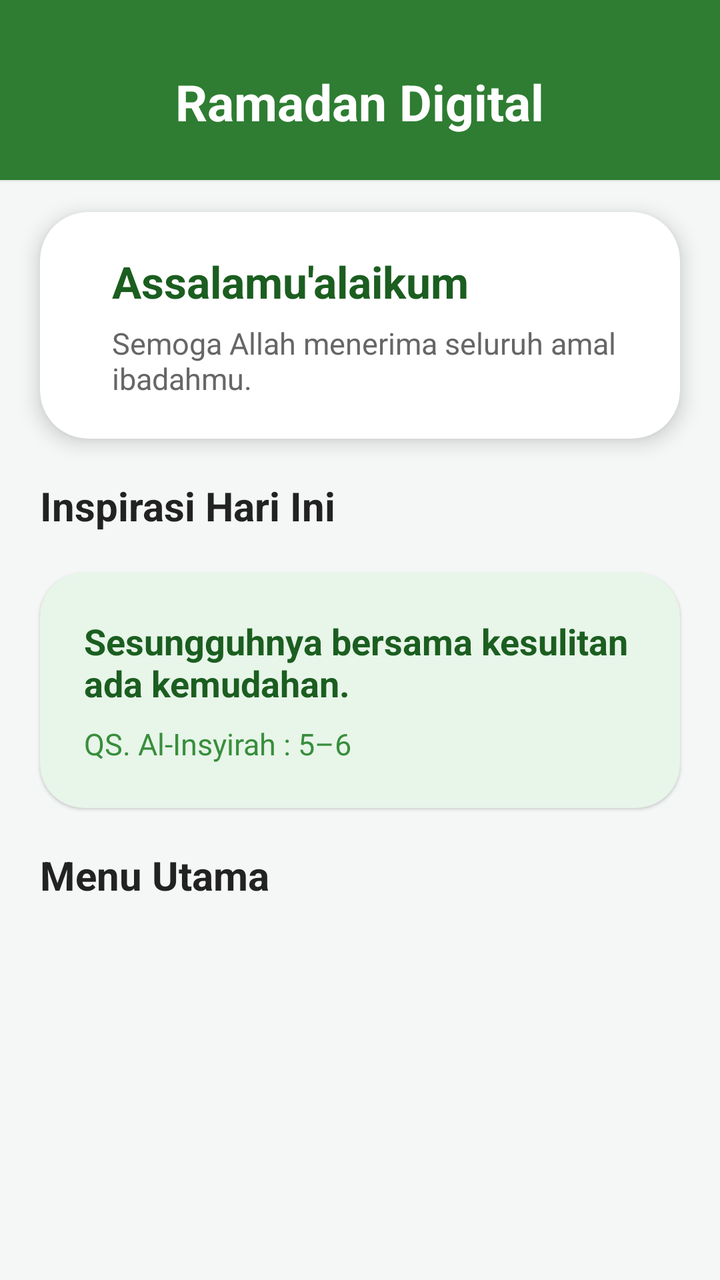
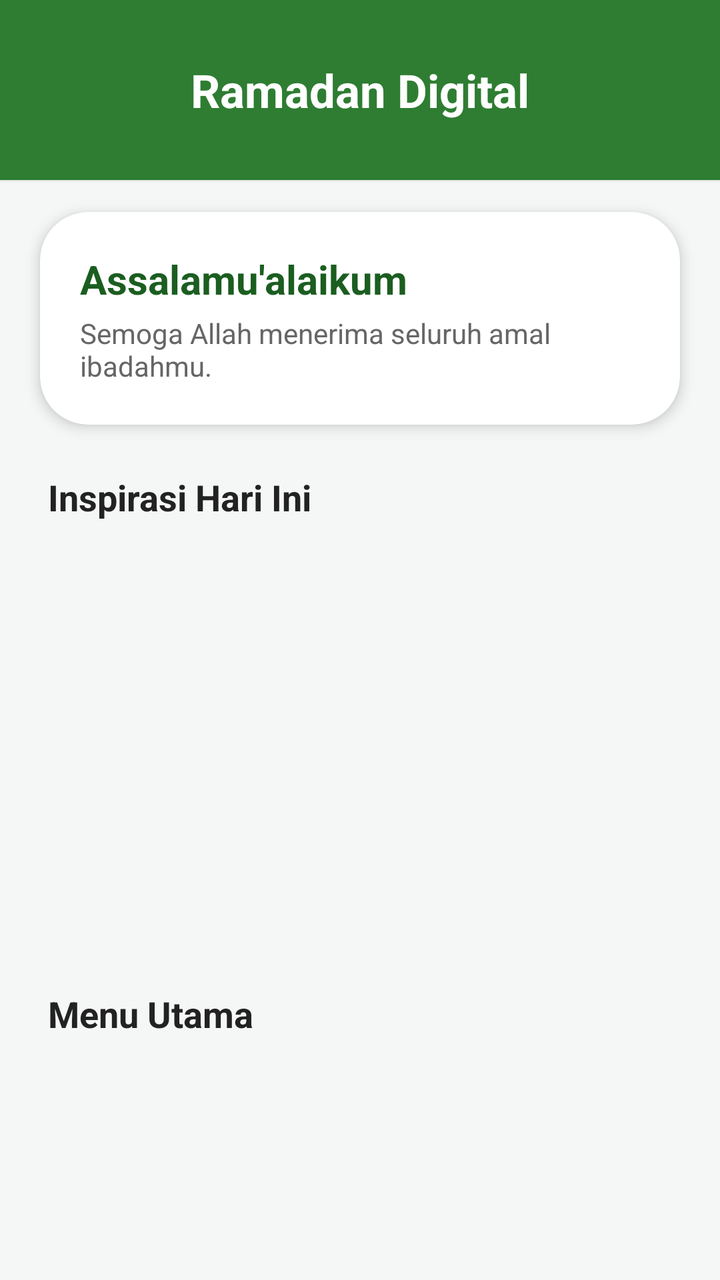

Before-and-after screenshots of an Android layout around one commit, followed by the original layout XML and the change that was made.
<!-- AndroidManifest.xml: application theme Theme.RamadhanDigital -->
<!-- res/layout/fragment_beranda.xml -->
<?xml version="1.0" encoding="utf-8"?>
<androidx.core.widget.NestedScrollView xmlns:android="http://schemas.android.com/apk/res/android"
    xmlns:app="http://schemas.android.com/apk/res-auto"
    android:layout_width="match_parent"
    android:layout_height="match_parent"
    android:fillViewport="true"
    android:background="#F4F7F5">

    <LinearLayout
        android:layout_width="match_parent"
        android:layout_height="wrap_content"
        android:orientation="vertical">

        
        <com.google.android.material.card.MaterialCardView
            android:layout_width="match_parent"
            android:layout_height="90dp"
            android:layout_marginBottom="16dp"
            app:cardBackgroundColor="#2E7D32"
            app:cardCornerRadius="0dp">

            <LinearLayout
                android:layout_width="match_parent"
                android:layout_height="wrap_content"
                android:layout_gravity="center"
                android:gravity="center"
                android:orientation="vertical"
                android:paddingVertical="20dp">

                <TextView
                    android:layout_width="wrap_content"
                    android:layout_height="wrap_content"
                    android:layout_marginTop="12dp"
                    android:text="Ramadan Digital"
                    android:textColor="@android:color/white"
                    android:textSize="25sp"
                    android:textStyle="bold" />

            </LinearLayout>

        </com.google.android.material.card.MaterialCardView>

        
        <com.google.android.material.card.MaterialCardView
            android:layout_width="match_parent"
            android:layout_height="wrap_content"
            android:layout_marginHorizontal="20dp"
            android:layout_marginBottom="20dp"
            app:cardCornerRadius="24dp"
            app:cardElevation="6dp">

            <LinearLayout
                android:layout_width="match_parent"
                android:layout_height="wrap_content"
                android:padding="20dp"
                android:orientation="horizontal">

                <LinearLayout
                    android:layout_width="0dp"
                    android:layout_height="wrap_content"
                    android:layout_weight="1"
                    android:layout_marginStart="16dp"
                    android:orientation="vertical">

                    <TextView
                        android:id="@+id/tvGreeting"
                        android:layout_width="wrap_content"
                        android:layout_height="wrap_content"
                        android:text="Assalamu'alaikum"
                        android:textStyle="bold"
                        android:textSize="22sp"
                        android:textColor="#1B5E20"/>

                    <TextView
                        android:layout_width="wrap_content"
                        android:layout_height="wrap_content"
                        android:layout_marginTop="6dp"
                        android:text="Semoga Allah menerima seluruh amal ibadahmu."
                        android:textSize="15sp"
                        android:textColor="#666666"/>

                </LinearLayout>

            </LinearLayout>

        </com.google.android.material.card.MaterialCardView>

        
        <TextView
            android:layout_width="wrap_content"
            android:layout_height="wrap_content"
            android:layout_marginHorizontal="20dp"
            android:text="Inspirasi Hari Ini"
            android:textStyle="bold"
            android:textSize="20sp"
            android:textColor="#222"/>

        <com.google.android.material.card.MaterialCardView
            android:layout_width="match_parent"
            android:layout_height="wrap_content"
            android:layout_margin="20dp"
            app:cardBackgroundColor="#E8F5E9"
            app:cardCornerRadius="22dp">

            <LinearLayout
                android:layout_width="match_parent"
                android:layout_height="wrap_content"
                android:padding="22dp"
                android:orientation="vertical">

                <TextView
                    android:layout_width="wrap_content"
                    android:layout_height="wrap_content"
                    android:text="Sesungguhnya bersama kesulitan ada kemudahan."
                    android:textStyle="bold"
                    android:textColor="#1B5E20"
                    android:textSize="18sp"/>

                <TextView
                    android:layout_width="wrap_content"
                    android:layout_height="wrap_content"
                    android:layout_marginTop="8dp"
                    android:text="QS. Al-Insyirah : 5–6"
                    android:textColor="#388E3C"
                    android:textSize="15sp"/>

            </LinearLayout>

        </com.google.android.material.card.MaterialCardView>

        
        <TextView
            android:layout_width="wrap_content"
            android:layout_height="wrap_content"
            android:layout_marginHorizontal="20dp"
            android:text="Menu Utama"
            android:textStyle="bold"
            android:textSize="20sp"
            android:textColor="#222"/>

        <androidx.recyclerview.widget.RecyclerView
            android:id="@+id/rvMenu"
            android:layout_width="match_parent"
            android:layout_height="wrap_content"
            android:layout_margin="20dp"
            android:nestedScrollingEnabled="false"/>

    </LinearLayout>

</androidx.core.widget.NestedScrollView>
<!-- resources referenced by this layout -->
<resources>
  <style name="Theme.RamadhanDigital" parent="Theme.MaterialComponents.Light.NoActionBar">
  
          <item name="colorPrimary">@color/green_700</item>
          <item name="colorPrimaryVariant">@color/green_800</item>
          <item name="colorSecondary">@color/green_500</item>
  
          <item name="colorOnPrimary">@color/white</item>
          <item name="colorOnSecondary">@color/white</item>
  
          <item name="android:windowBackground">@android:color/white</item>
  
          <item name="android:statusBarColor">@color/green_700</item>
          <item name="android:navigationBarColor">@android:color/white</item>
  
          <item name="android:windowLightStatusBar">true</item>
  
      </style>
  <color name="green_700">#2E7D32</color>
  <color name="green_800">#1B5E20</color>
  <color name="green_500">#4CAF50</color>
  <color name="white">#FFFFFF</color>
</resources>

<!-- the commit's change to res/layout/fragment_beranda.xml (unified diff, before → after) -->
@@ -1,6 +1,7 @@
 <?xml version="1.0" encoding="utf-8"?>
 <androidx.core.widget.NestedScrollView xmlns:android="http://schemas.android.com/apk/res/android"
     xmlns:app="http://schemas.android.com/apk/res-auto"
+    xmlns:tools="http://schemas.android.com/tools"
     android:layout_width="match_parent"
     android:layout_height="match_parent"
     android:fillViewport="true"
@@ -19,25 +20,21 @@
             app:cardBackgroundColor="#2E7D32"
             app:cardCornerRadius="0dp">
 
-            <LinearLayout
+            <RelativeLayout
                 android:layout_width="match_parent"
-                android:layout_height="wrap_content"
-                android:layout_gravity="center"
-                android:gravity="center"
-                android:orientation="vertical"
-                android:paddingVertical="20dp">
+                android:layout_height="match_parent"
+                android:paddingHorizontal="20dp">
 
                 <TextView
                     android:layout_width="wrap_content"
                     android:layout_height="wrap_content"
-                    android:layout_marginTop="12dp"
+                    android:layout_centerInParent="true"
                     android:text="Ramadan Digital"
                     android:textColor="@android:color/white"
-                    android:textSize="25sp"
+                    android:textSize="23sp"
                     android:textStyle="bold" />
 
-            </LinearLayout>
-
+            </RelativeLayout>
         </com.google.android.material.card.MaterialCardView>
 
         
@@ -45,104 +42,86 @@
             android:layout_width="match_parent"
             android:layout_height="wrap_content"
             android:layout_marginHorizontal="20dp"
-            android:layout_marginBottom="20dp"
+            android:layout_marginBottom="24dp"
             app:cardCornerRadius="24dp"
-            app:cardElevation="6dp">
+            app:cardElevation="4dp">
 
             <LinearLayout
                 android:layout_width="match_parent"
                 android:layout_height="wrap_content"
                 android:padding="20dp"
-                android:orientation="horizontal">
+                android:orientation="vertical">
 
-                <LinearLayout
-                    android:layout_width="0dp"
+                <TextView
+                    android:id="@+id/tvGreeting"
+                    android:layout_width="wrap_content"
                     android:layout_height="wrap_content"
-                    android:layout_weight="1"
-                    android:layout_marginStart="16dp"
-                    android:orientation="vertical">
+                    android:text="Assalamu'alaikum"
+                    android:textStyle="bold"
+                    android:textSize="20sp"
+                    android:textColor="#1B5E20"/>
 
-                    <TextView
-                        android:id="@+id/tvGreeting"
-                        android:layout_width="wrap_content"
-                        android:layout_height="wrap_content"
-                        android:text="Assalamu'alaikum"
-                        android:textStyle="bold"
-                        android:textSize="22sp"
-                        android:textColor="#1B5E20"/>
-
-                    <TextView
-                        android:layout_width="wrap_content"
-                        android:layout_height="wrap_content"
-                        android:layout_marginTop="6dp"
-                        android:text="Semoga Allah menerima seluruh amal ibadahmu."
-                        android:textSize="15sp"
-                        android:textColor="#666666"/>
-
-                </LinearLayout>
+                <TextView
+                    android:layout_width="wrap_content"
+                    android:layout_height="wrap_content"
+                    android:layout_marginTop="4dp"
+                    android:text="Semoga Allah menerima seluruh amal ibadahmu."
+                    android:textSize="14sp"
+                    android:textColor="#666666"/>
 
             </LinearLayout>
-
         </com.google.android.material.card.MaterialCardView>
 
         
         <TextView
             android:layout_width="wrap_content"
             android:layout_height="wrap_content"
-            android:layout_marginHorizontal="20dp"
+            android:layout_marginHorizontal="24dp"
             android:text="Inspirasi Hari Ini"
             android:textStyle="bold"
-            android:textSize="20sp"
+            android:textSize="18sp"
             android:textColor="#222"/>
 
-        <com.google.android.material.card.MaterialCardView
+        <androidx.viewpager2.widget.ViewPager2
+            android:id="@+id/vpInspiration"
             android:layout_width="match_parent"
-            android:layout_height="wrap_content"
-            android:layout_margin="20dp"
-            app:cardBackgroundColor="#E8F5E9"
-            app:cardCornerRadius="22dp">
+            android:layout_height="180dp" 
+            android:layout_marginTop="12dp"
+            android:clipChildren="false"
+            android:clipToPadding="false"
+            android:paddingHorizontal="24dp" />
 
-            <LinearLayout
-                android:layout_width="match_parent"
-                android:layout_height="wrap_content"
-                android:padding="22dp"
-                android:orientation="vertical">
-
-                <TextView
-                    android:layout_width="wrap_content"
-                    android:layout_height="wrap_content"
-                    android:text="Sesungguhnya bersama kesulitan ada kemudahan."
-                    android:textStyle="bold"
-                    android:textColor="#1B5E20"
-                    android:textSize="18sp"/>
-
-                <TextView
-                    android:layout_width="wrap_content"
-                    android:layout_height="wrap_content"
-                    android:layout_marginTop="8dp"
-                    android:text="QS. Al-Insyirah : 5–6"
-                    android:textColor="#388E3C"
-                    android:textSize="15sp"/>
-
-            </LinearLayout>
-
-        </com.google.android.material.card.MaterialCardView>
+        
+        <com.google.android.material.tabs.TabLayout
+            android:id="@+id/tlIndicator"
+            android:layout_width="wrap_content"
+            android:layout_height="10dp"
+            android:layout_gravity="center"
+            android:layout_marginTop="8dp"
+            android:layout_marginBottom="24dp"
+            android:background="@android:color/transparent"
+            app:tabBackground="@drawable/bg_dot_selector"
+            app:tabIndicatorHeight="0dp"
+            app:tabMaxWidth="12dp"
+            app:tabRippleColor="@null"/>
 
         
         <TextView
             android:layout_width="wrap_content"
             android:layout_height="wrap_content"
-            android:layout_marginHorizontal="20dp"
+            android:layout_marginHorizontal="24dp"
             android:text="Menu Utama"
             android:textStyle="bold"
-            android:textSize="20sp"
+            android:textSize="18sp"
             android:textColor="#222"/>
 
         <androidx.recyclerview.widget.RecyclerView
             android:id="@+id/rvMenu"
             android:layout_width="match_parent"
             android:layout_height="wrap_content"
-            android:layout_margin="20dp"
+            android:layout_marginHorizontal="16dp"
+            android:layout_marginTop="12dp"
+            android:layout_marginBottom="32dp"
             android:nestedScrollingEnabled="false"/>
 
     </LinearLayout>
<!-- resource entries referenced after the edit -->
@@ -1,25 +1,59 @@
 <!-- resources referenced by this layout -->
 <resources>
+  <!-- drawable bg_dot_selector (drawable) -->
+  <?xml version="1.0" encoding="utf-8"?>
+  <selector xmlns:android="http://schemas.android.com/apk/res/android">
+      <item android:state_selected="true">
+          <shape android:shape="oval">
+              <solid android:color="#2E7D32" />
+              <size android:width="10dp" android:height="10dp" />
+          </shape>
+      </item>
+      <item>
+          <shape android:shape="oval">
+              <solid android:color="#CCCCCC" />
+              <size android:width="8dp" android:height="8dp" />
+          </shape>
+      </item>
+  </selector>
   <style name="Theme.RamadhanDigital" parent="Theme.MaterialComponents.Light.NoActionBar">
   
-          <item name="colorPrimary">@color/green_700</item>
-          <item name="colorPrimaryVariant">@color/green_800</item>
-          <item name="colorSecondary">@color/green_500</item>
+          <item name="colorPrimary">#2E7D32</item>
+          <item name="colorPrimaryVariant">#1B5E20</item>
+          <item name="colorSecondary">#4CAF50</item>
   
           <item name="colorOnPrimary">@color/white</item>
           <item name="colorOnSecondary">@color/white</item>
   
           <item name="android:windowBackground">@android:color/white</item>
   
-          <item name="android:statusBarColor">@color/green_700</item>
+          <item name="android:statusBarColor">#2E7D32</item>
           <item name="android:navigationBarColor">@android:color/white</item>
   
           <item name="android:windowLightStatusBar">true</item>
   
+          
+          <item name="bottomNavigationStyle">@style/App.BottomNavigationView</item>
       </style>
-  <color name="green_700">#2E7D32</color>
-  <color name="green_800">#1B5E20</color>
-  <color name="green_500">#4CAF50</color>
   <color name="white">#FFFFFF</color>
+  <style name="App.BottomNavigationView" parent="Widget.MaterialComponents.BottomNavigationView">
+          <item name="itemActiveIndicatorStyle">@style/App.Custom.Indicator</item>
+          <item name="itemTextAppearanceActive">@style/App.BottomNav.Text.Active</item>
+          <item name="itemTextAppearanceInactive">@style/App.BottomNav.Text.Inactive</item>
+      </style>
+  <style name="App.Custom.Indicator" parent="Widget.Material3.BottomNavigationView.ActiveIndicator">
+          
+          <item name="android:color">#E8F5E9</item>
+          <item name="android:width">60dp</item>
+          <item name="android:height">40dp</item>
+      </style>
+  <style name="App.BottomNav.Text.Active" parent="TextAppearance.MaterialComponents.Caption">
+          <item name="android:textStyle">bold</item>
+          <item name="android:textSize">14sp</item>
+      </style>
+  <style name="App.BottomNav.Text.Inactive" parent="TextAppearance.MaterialComponents.Caption">
+          <item name="android:textStyle">normal</item>
+          <item name="android:textSize">12sp</item>
+      </style>
 </resources>
 
